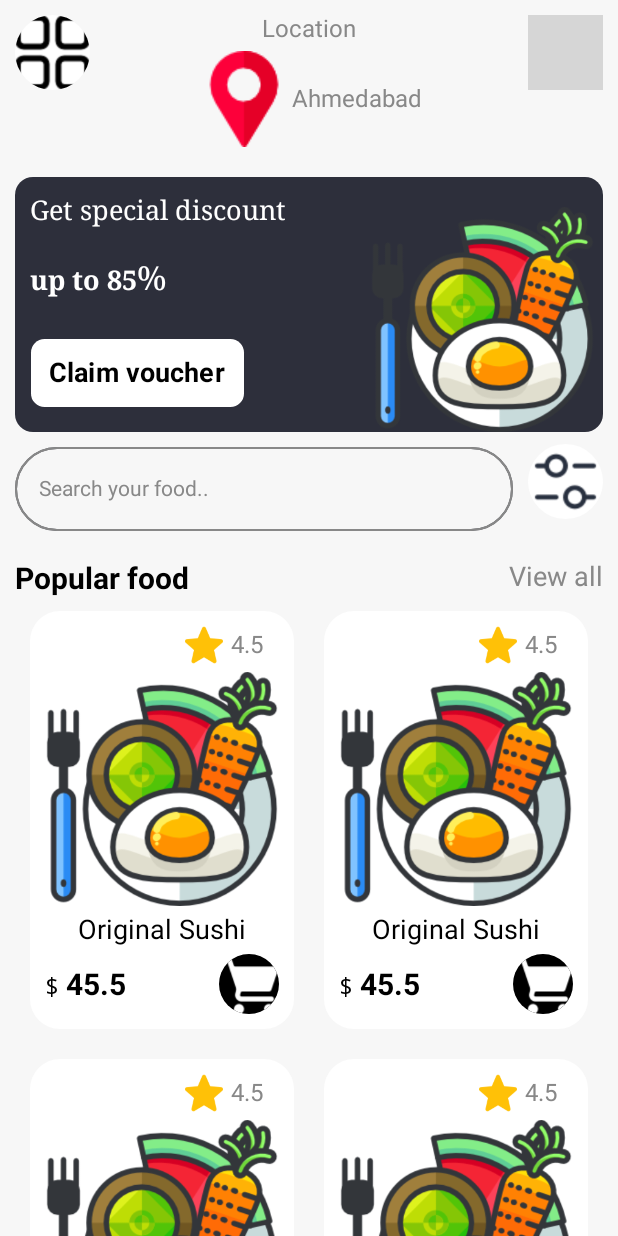
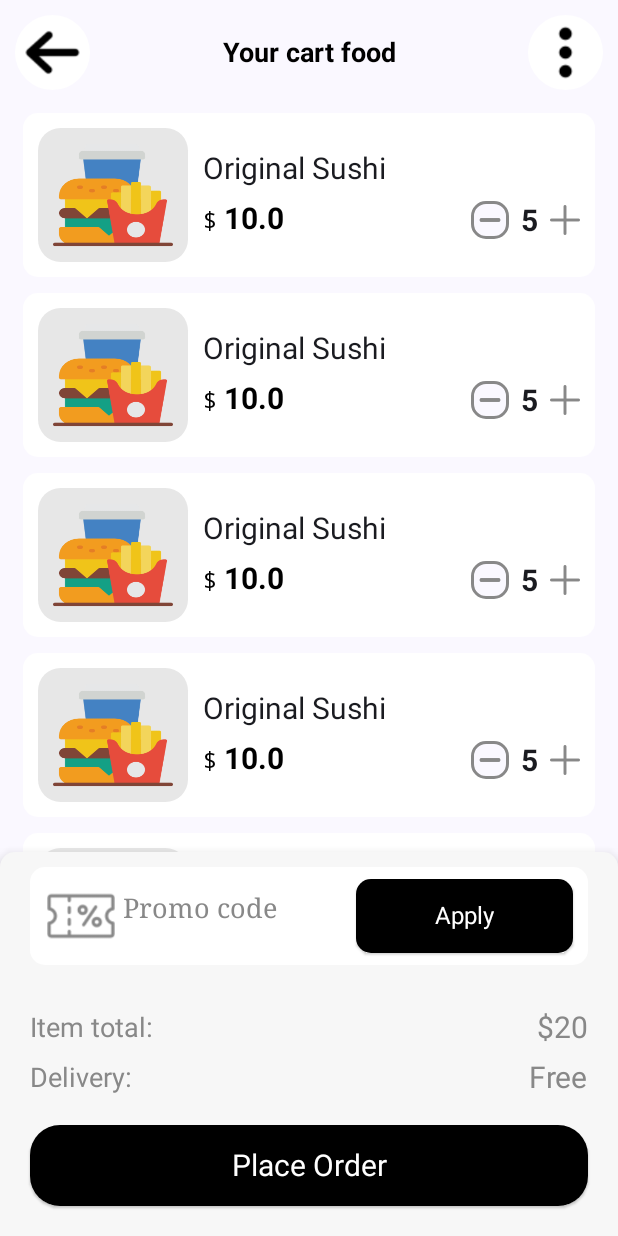
Before and after one commit to JAVIYARAJ/Food_Compose_App, an Android app built with Jetpack Compose: the PaymentScreen screen opened through its navigation route, on a phone screen of 412 x 824 dp. Run offline under Robolectric (Android 15) with nearby library versions, the phone set to English and light mode, and no system bars; our stand-ins replace constraintlayout-compose; grey boxes are pictures that could not be loaded.

Commit message:
initial commit

```diff
--- a/app/src/main/java/com/example/sampleapp/feature/components/common/Common.kt
+++ b/app/src/main/java/com/example/sampleapp/feature/components/common/Common.kt
@@ -28,6 +28,7 @@ import androidx.compose.material3.Text
 import androidx.compose.runtime.Composable
 import androidx.compose.ui.Alignment
 import androidx.compose.ui.Modifier
+import androidx.compose.ui.draw.clip
 import androidx.compose.ui.graphics.Color
 import androidx.compose.ui.graphics.ColorFilter
 import androidx.compose.ui.graphics.Shape
@@ -59,7 +60,7 @@ fun MenuIcon(
     size: Dp = 50.dp,
     onClick: () -> Unit
 ) {
-    Surface(modifier = modifier.size(size).clickable {
+    Surface(modifier = modifier.size(size).clip(RoundedCornerShape(20.dp)).clickable {
         onClick.invoke()
     }, shape = RoundedCornerShape(50.dp), color = menuColor) {
         Image(painter = painterResource(id = menuIcon), contentDescription = contentDescription, contentScale = scaleType, colorFilter = colorFilter)
--- a/app/src/main/java/com/example/sampleapp/feature/ui/FoodCartScreen.kt
+++ b/app/src/main/java/com/example/sampleapp/feature/ui/FoodCartScreen.kt
@@ -41,11 +41,100 @@ import androidx.compose.ui.text.style.TextAlign
 import androidx.compose.ui.tooling.preview.Preview
 import androidx.compose.ui.unit.dp
 import androidx.compose.ui.unit.sp
+import androidx.navigation.NavController
 import com.example.sampleapp.R
 import com.example.sampleapp.feature.components.common.DishPriceIndicatorWidget
 import com.example.sampleapp.feature.components.common.ElevatedButtonWidget
 import com.example.sampleapp.feature.components.common.MenuIcon
 import com.example.sampleapp.ui.theme.backgroundColor
+
+@Composable
+fun PaymentScreen(modifier: Modifier = Modifier,navController: NavController) {
+
+    Scaffold(
+        topBar = {
+            Row(
+                modifier = modifier
+                    .fillMaxWidth()
+                    .statusBarsPadding()
+                    .padding(all = 10.dp),
+                verticalAlignment = Alignment.CenterVertically
+            ) {
+                MenuIcon(menuIcon = R.drawable.ic_back_icon, contentDescription = "back_icon", onClick = {
+                    navController.popBackStack()
+                })
+                Text(
+                    text = "Your cart food",
+                    style = TextStyle(color = Color.Black, fontSize = 18.sp),
+                    modifier = Modifier.weight(0.5f),
+                    textAlign = TextAlign.Center,
+                    fontWeight = FontWeight.Bold
+                )
+                MenuIcon(menuIcon = R.drawable.ic_more_icon, contentDescription = "notification_icon", onClick = {
+
+                })
+            }
+        },
+        bottomBar = {
+            Surface(color = backgroundColor, shape = RoundedCornerShape(topStart = 10.dp, topEnd = 10.dp), shadowElevation = 10.dp, tonalElevation = 10.dp) {
+                Column {
+                    CartPromoCodeWidget(modifier = Modifier.padding(10.dp))
+                    Spacer(modifier = Modifier.height(20.dp))
+                    Row(
+                        modifier = Modifier
+                            .fillMaxWidth()
+                            .padding(horizontal = 20.dp),
+                        horizontalArrangement = Arrangement.SpaceBetween, verticalAlignment = Alignment.CenterVertically,
+                    ) {
+                        Text(text = "Item total:", style = TextStyle(fontSize = 18.sp, color = Color.Gray))
+                        Text(text = "$20", style = TextStyle(fontSize = 20.sp, color = Color.Gray))
+
+                    }
+                    Spacer(modifier = Modifier.height(10.dp))
+                    Row(
+                        modifier = Modifier
+                            .fillMaxWidth()
+                            .padding(horizontal = 20.dp),
+                        horizontalArrangement = Arrangement.SpaceBetween, verticalAlignment = Alignment.CenterVertically,
+                    ) {
+                        Text(text = "Delivery:", style = TextStyle(fontSize = 18.sp, color = Color.Gray))
+                        Text(text = "Free", style = TextStyle(fontSize = 20.sp, color = Color.Gray))
+
+                    }
+
+                    Spacer(modifier = Modifier.height(20.dp))
+                    ElevatedCard(
+                        shape = RoundedCornerShape(20.dp), modifier = Modifier
+                            .fillMaxWidth()
+                            .padding(start = 20.dp, end = 20.dp, bottom = 20.dp), colors = CardDefaults.cardColors(containerColor = Color.Black)
+                    ) {
+                        Text(
+                            text = "Place Order",
+                            style = TextStyle(color = Color.White),
+                            modifier = Modifier
+                                .padding(horizontal = 30.dp, vertical = 15.dp)
+                                .fillMaxWidth(),
+                            textAlign = TextAlign.Center,
+                            fontSize = 20.sp
+                        )
+                    }
+                }
+            }
+        }
+    ) { padding ->
+        LazyColumn(
+            modifier = Modifier
+                .padding(padding)
+                .then(Modifier.padding(horizontal = 10.dp))
+                .fillMaxSize()
+        ) {
+            items(10) {
+                CartDishItemWidget()
+            }
+        }
+
+    }
+}
 
 @Preview
 @Composable
@@ -135,6 +224,7 @@ fun PaymentScreen(modifier: Modifier = Modifier) {
 
     }
 }
+
 
 @Preview
 @Composable
--- a/app/src/main/java/com/example/sampleapp/feature/ui/HomeScreen.kt
+++ b/app/src/main/java/com/example/sampleapp/feature/ui/HomeScreen.kt
@@ -22,6 +22,7 @@ import androidx.compose.material3.Text
 import androidx.compose.runtime.Composable
 import androidx.compose.ui.Alignment
 import androidx.compose.ui.Modifier
+import androidx.compose.ui.draw.clip
 import androidx.compose.ui.graphics.Color
 import androidx.compose.ui.graphics.ColorFilter
 import androidx.compose.ui.layout.ContentScale
@@ -45,6 +46,7 @@ import com.example.sampleapp.feature.components.common.CustomizedTextField
 import com.example.sampleapp.feature.components.common.DishRatingWidget
 import com.example.sampleapp.feature.components.common.MenuIcon
 import com.example.sampleapp.feature.components.common.RoundedButton
+import com.example.sampleapp.navigation.CartScreenRoute
 import com.example.sampleapp.navigation.FoodDetailScreenRoute
 import com.example.sampleapp.ui.theme.backgroundColor
 import com.example.sampleapp.ui.theme.cardColor
@@ -178,6 +180,8 @@ fun HomeScreen(navController: NavController) {
                 items(10) {
                     FoodDishCard(onClick = {
                         navController.navigate(FoodDetailScreenRoute)
+                    },onCartClick={
+                        navController.navigate(CartScreenRoute)
                     })
                 }
             }
@@ -314,6 +318,8 @@ fun HomeScreen() {
                 items(10) {
                     FoodDishCard(onClick = {
 
+                    },onCartClick={
+
                     })
                 }
             }
@@ -323,13 +329,13 @@ fun HomeScreen() {
 
 
 @Composable
-fun FoodDishCard(modifier: Modifier = Modifier,onClick: () -> Unit) {
+fun FoodDishCard(modifier: Modifier = Modifier,onClick: () -> Unit,onCartClick: () -> Unit) {
     Surface(
         color = Color.White, shape = RoundedCornerShape(20.dp), modifier = Modifier
             .padding(0.dp)
             .then(
                 Modifier
-                    .padding(10.dp)
+                    .padding(10.dp).clip(RoundedCornerShape(10.dp))
                     .clickable {
                         onClick.invoke()
                     })
@@ -429,7 +435,7 @@ fun FoodDishCard(modifier: Modifier = Modifier,onClick: () -> Unit) {
                 colorFilter = ColorFilter.tint(color = Color.White),
                 menuColor = Color.Black,
                 size = 40.dp, onClick = {
-
+                    onCartClick.invoke()
                 }
             )
         }
--- a/app/src/main/java/com/example/sampleapp/navigation/NavHost.kt
+++ b/app/src/main/java/com/example/sampleapp/navigation/NavHost.kt
@@ -10,6 +10,7 @@ import androidx.navigation.compose.NavHost
 import androidx.navigation.compose.composable
 import com.example.sampleapp.feature.ui.DishDetailScreen
 import com.example.sampleapp.feature.ui.HomeScreen
+import com.example.sampleapp.feature.ui.PaymentScreen
 import kotlinx.serialization.Serializable
 
 @Composable
@@ -26,7 +27,7 @@ fun NavGraph(modifier: Modifier = Modifier,controller: NavHostController) {
         }
 
         composable<CartScreenRoute>{
-            HomeScreen()
+            PaymentScreen(navController = controller)
         }
 
     }
```
